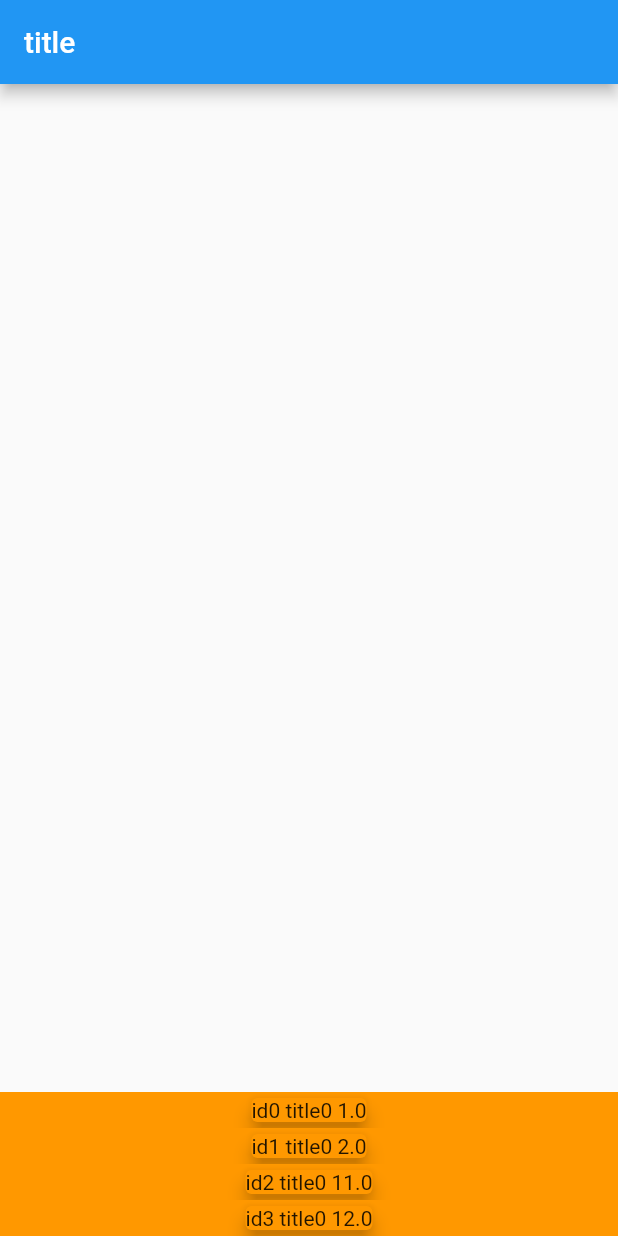
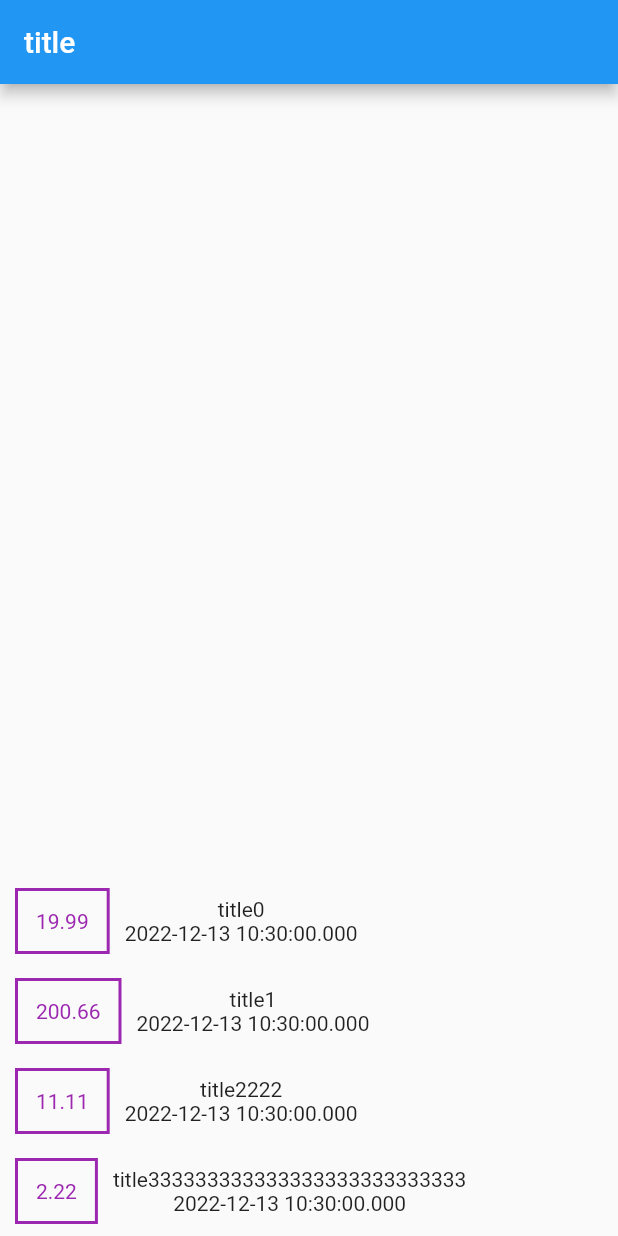
Before and after one commit to Dast1Woop/Flutter-Dart---The-Complete-Guide, a Flutter app: the screen it shows after launch, on a phone screen of 412 x 824 dp. Run offline on Flutter 3.47's test engine with Material 2 defaults, Android fonts, the phone set to English and light mode, and no system bars.

Commit message:
多组件嵌套实现 transcaction

```diff
--- a/flutter_guide_section4/lib/main.dart
+++ b/flutter_guide_section4/lib/main.dart
@@ -13,25 +13,25 @@ class App extends StatelessWidget {
     Transaction(
       id: "id0",
       title: "title0",
-      price: 1,
+      price: 19.99,
       date: DateTime.now(),
     ),
     Transaction(
       id: "id1",
-      title: "title0",
-      price: 2,
+      title: "title1",
+      price: 200.66,
       date: DateTime.now(),
     ),
     Transaction(
       id: "id2",
-      title: "title0",
-      price: 11,
+      title: "title2222",
+      price: 11.11,
       date: DateTime.now(),
     ),
     Transaction(
-      id: "id3",
-      title: "title0",
-      price: 12,
+      id: "id3333",
+      title: "title333333333333333333333333333",
+      price: 2.22,
       date: DateTime.now(),
     ),
   ];
@@ -49,19 +49,43 @@ class App extends StatelessWidget {
           mainAxisAlignment: MainAxisAlignment.end,
           crossAxisAlignment: CrossAxisAlignment.stretch,
           children: [
-            //数组解包+匹配语法格式：...(arr).map((e){xx})
-            ...(transactionsArr).map((e) {
+            //数组解包(此处解包的是toList()返回的widget数组)+匹配语法格式：...(arr).map((e){xx})
+            ...((transactionsArr).map((e) {
               return Container(
-                child: Card(
-                  color: Colors.orange,
-                  child: Text(e.id + " " + e.title + " " + '${e.price}'),
-                  elevation: 5, //阴影
+                child: Row(
+                  children: [
+                    Container(
+                      child: Text(
+                        e.price.toString(),
+                        style: TextStyle(
+                          color: Colors.purple,
+                        ),
+                      ),
+                      margin: EdgeInsets.symmetric(
+                        horizontal: 10,
+                        vertical: 8,
+                      ),
+                      decoration: BoxDecoration(
+                        border: Border.all(
+                          color: Colors.purple,
+                          width: 2,
+                        ),
+                      ),
+                      padding: EdgeInsets.all(12),
+                    ),
+                    Column(
+                      children: [
+                        Text(e.title),
+                        Text(e.date.toString()),
+                      ],
+                    ),
+                  ],
                 ),
                 width: double.infinity,
                 alignment: Alignment.center,
-                color: Colors.orange,
+                // color: Colors.orange,
               );
-            }).toList(),
+            }).toList()),
           ],
         ),
       ),
```
